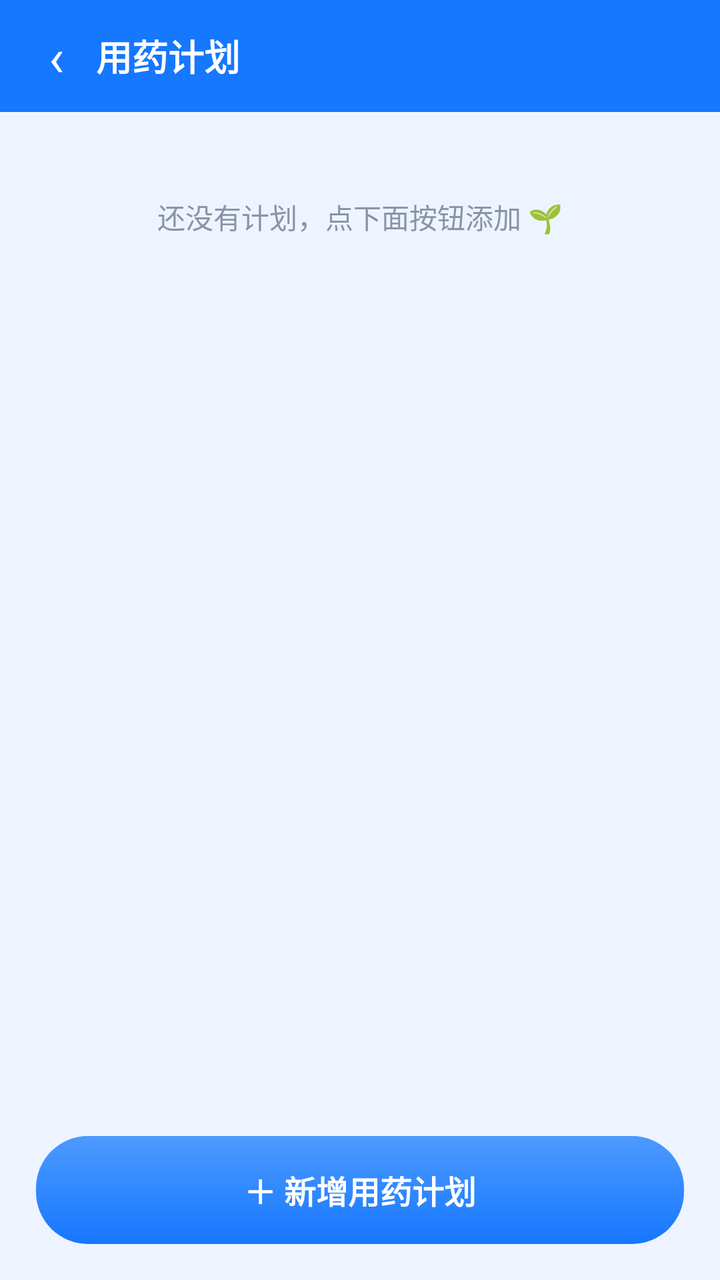
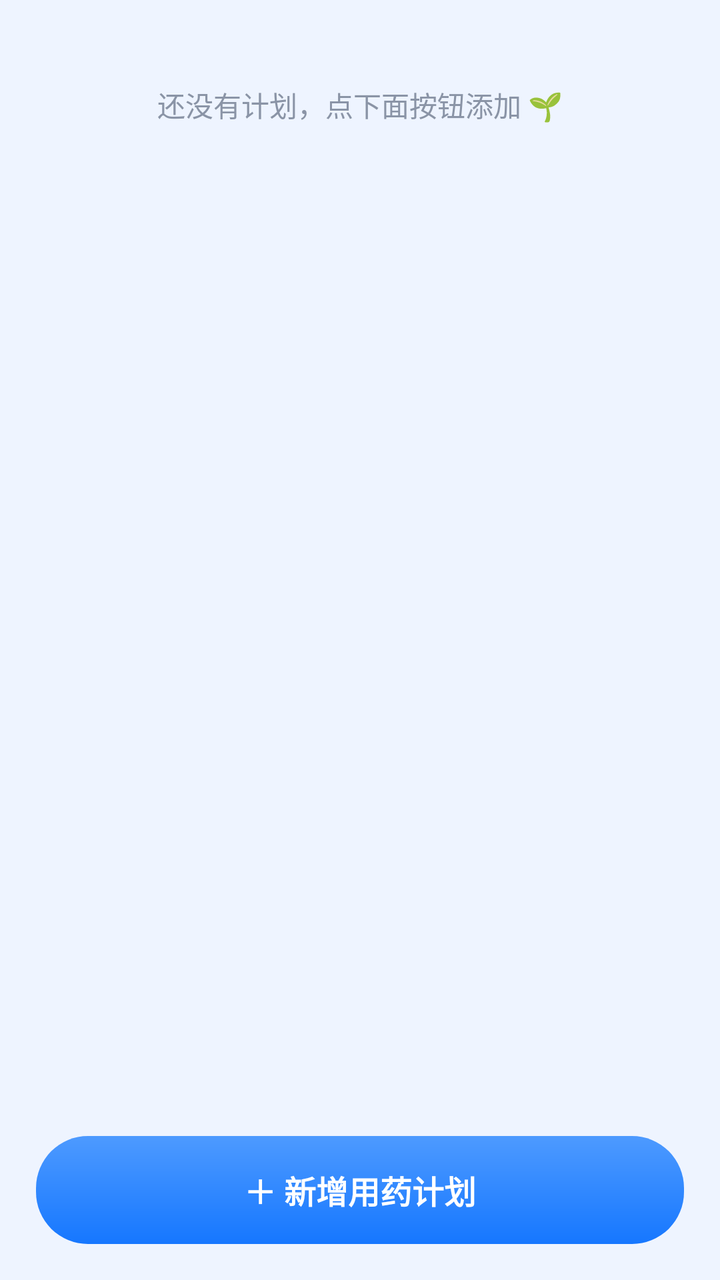

Screens rendered from an Android XML layout before and after an edit, with the pre-edit source and the edit as a unified diff.
<!-- AndroidManifest.xml: application theme AppTheme -->
<!-- res/layout/activity_plans.xml -->
<?xml version="1.0" encoding="utf-8"?>
<LinearLayout xmlns:android="http://schemas.android.com/apk/res/android"
    android:layout_width="match_parent" android:layout_height="match_parent"
    android:orientation="vertical"
    android:background="@color/bg">

    <LinearLayout
        android:layout_width="match_parent" android:layout_height="56dp"
        android:background="@color/blue2"
        android:gravity="center_vertical"
        android:paddingLeft="8dp" android:paddingRight="16dp">
        <TextView android:id="@+id/btnBack"
            android:layout_width="40dp" android:layout_height="match_parent"
            android:text="‹" android:textColor="#FFFFFF"
            android:textSize="26sp" android:gravity="center"/>
        <TextView
            android:layout_width="0dp" android:layout_height="wrap_content"
            android:layout_weight="1"
            android:text="用药计划" android:textColor="#FFFFFF"
            android:textSize="18sp" android:textStyle="bold"/>
    </LinearLayout>

    <ScrollView
        android:layout_width="match_parent" android:layout_height="0dp"
        android:layout_weight="1"
        android:fillViewport="true" android:scrollbars="none">
        <LinearLayout
            android:layout_width="match_parent" android:layout_height="wrap_content"
            android:orientation="vertical"
            android:padding="18dp">
            <LinearLayout android:id="@+id/listContainer"
                android:layout_width="match_parent" android:layout_height="wrap_content"
                android:orientation="vertical"/>
            <TextView android:id="@+id/tvEmpty"
                android:layout_width="match_parent" android:layout_height="wrap_content"
                android:text="还没有计划，点下面按钮添加 🌱"
                android:gravity="center" android:padding="24dp"
                android:textColor="@color/textSub" android:textSize="14sp"/>
        </LinearLayout>
    </ScrollView>

    <TextView android:id="@+id/btnAdd"
        android:layout_width="match_parent" android:layout_height="54dp"
        android:layout_margin="18dp"
        android:background="@drawable/bg_btn"
        android:text="＋ 新增用药计划" android:textColor="#FFFFFF"
        android:textSize="16sp" android:textStyle="bold" android:gravity="center"/>
</LinearLayout>
<!-- resources referenced by this layout -->
<resources>
  <color name="bg">#EEF4FF</color>
  <color name="blue2">#1677FF</color>
  <color name="textSub">#8A94A6</color>
  <!-- drawable bg_btn (drawable) -->
  <?xml version="1.0" encoding="utf-8"?>
  <ripple xmlns:android="http://schemas.android.com/apk/res/android">
      <item>
          <shape>
              <gradient android:startColor="#4D9AFF" android:endColor="#1677FF" android:angle="270"/>
              <corners android:radius="26dp"/>
          </shape>
      </item>
  </ripple>
  <style name="AppTheme" parent="android:Theme.Material.Light.NoActionBar">
          <item name="android:windowFullscreen">true</item>
          <item name="android:windowNoTitle">true</item>
          <item name="android:windowTranslucentNavigation">true</item>
          <item name="android:windowBackground">@color/bg</item>
          <item name="android:colorAccent">@color/blue2</item>
      </style>
</resources>

<!-- the commit's change to res/layout/activity_plans.xml (unified diff, before → after) -->
@@ -3,22 +3,6 @@
     android:layout_width="match_parent" android:layout_height="match_parent"
     android:orientation="vertical"
     android:background="@color/bg">
-
-    <LinearLayout
-        android:layout_width="match_parent" android:layout_height="56dp"
-        android:background="@color/blue2"
-        android:gravity="center_vertical"
-        android:paddingLeft="8dp" android:paddingRight="16dp">
-        <TextView android:id="@+id/btnBack"
-            android:layout_width="40dp" android:layout_height="match_parent"
-            android:text="‹" android:textColor="#FFFFFF"
-            android:textSize="26sp" android:gravity="center"/>
-        <TextView
-            android:layout_width="0dp" android:layout_height="wrap_content"
-            android:layout_weight="1"
-            android:text="用药计划" android:textColor="#FFFFFF"
-            android:textSize="18sp" android:textStyle="bold"/>
-    </LinearLayout>
 
     <ScrollView
         android:layout_width="match_parent" android:layout_height="0dp"
